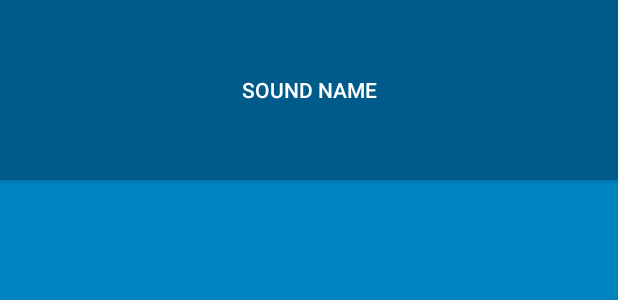
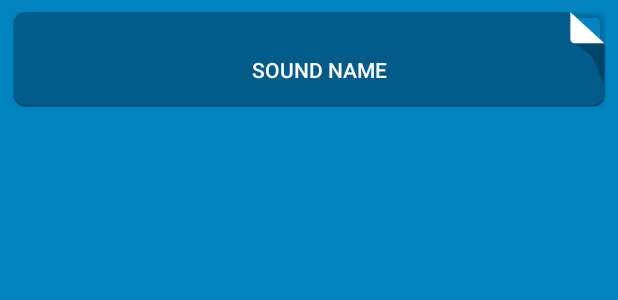
Before and after one commit to Herbert77/AndroidProgrammingGuide_SampleCode, an Android app: the layout list_item_sound.xml on its own in the app's theme, with its tools: preview values and no code run, on a phone screen of 412 x 824 dp. Shown: the top 300 px of the screen. Run offline under Robolectric (Android 15) with nearby library versions, the phone set to English and light mode, and no system bars.

Commit message:
Chapter 22 源码示例提交。
1、xml drawable，在安卓中，凡是要在屏幕上绘制的东西都可以叫作 drawable（抽象图形、Drawable 类的子类代码、位图图像）；

2、创建圆形 drawable 图像 <shape android:shape=“oval”> … ；

3、创建 state list drawable；

4、创建 layer list drawable；

5、把普通 png 转为 9-patch 图像，以实现多维度拉伸，边缘不变形的功能。

```diff
--- /dev/null
+++ b/03/app/src/main/res/drawable/button_beat_box.xml
@@ -0,0 +1,5 @@
+<?xml version="1.0" encoding="utf-8"?>
+<selector xmlns:android="http://schemas.android.com/apk/res/android">
+    <item android:drawable="@drawable/ic_button_beat_box_pressed" android:state_pressed="true" />
+    <item android:drawable="@drawable/ic_button_beat_box_default" android:state_pressed="false" />
+</selector>
--- /dev/null
+++ b/03/app/src/main/res/drawable/button_beat_box_normal.xml
@@ -0,0 +1,5 @@
+<?xml version="1.0" encoding="utf-8"?>
+<shape xmlns:android="http://schemas.android.com/apk/res/android"
+    android:shape="oval">
+    <solid android:color="@color/dark_blue"></solid>
+</shape>
--- a/03/app/src/main/res/layout/list_item_sound.xml
+++ b/03/app/src/main/res/layout/list_item_sound.xml
@@ -9,11 +9,19 @@
             type="com.example.beatbox.viewmodel.SoundViewModel" />
     </data>
 
-    <Button
-        style="@style/BeatBoxButton"
+    <FrameLayout
         android:layout_width="match_parent"
-        android:layout_height="120dp"
-        android:onClick="@{() -> viewModel.onButtonClicked()}"
-        android:text="@{viewModel.title}"
-        tools:text="Sound name" />
+        android:layout_height="wrap_content"
+        android:layout_margin="8dp">
+
+        <Button
+            style="@style/BeatBoxButton"
+            android:layout_width="match_parent"
+            android:layout_height="match_parent"
+            android:layout_gravity="center"
+            android:onClick="@{() -> viewModel.onButtonClicked()}"
+            android:text="@{viewModel.title}"
+            tools:text="Sound name" />
+    </FrameLayout>
+
 </layout>
--- a/03/app/src/main/res/values/themes.xml
+++ b/03/app/src/main/res/values/themes.xml
@@ -14,7 +14,9 @@
     <style name="Theme.BeatBox" parent="Base.Theme.BeatBox" />
 
     <style name="BeatBoxButton" parent="Widget.AppCompat.Button">
-        <item name="android:background">@color/dark_blue</item>
+<!--        <item name="android:background">@color/dark_blue</item>-->
+<!--        <item name="android:background">@drawable/button_beat_box_normal</item>-->
+        <item name="android:background">@drawable/button_beat_box</item>
     </style>
 
     <!-- 通过命名表示样式继承 -->
```
Also changed, not shown: 03/app/src/main/res/drawable/button_beat_box_pressed.xml (added, +16 -0 lines), 03/app/src/main/res/drawable-xxhdpi/ic_button_beat_box_default.9.png (added), 03/app/src/main/res/drawable-xxhdpi/ic_button_beat_box_pressed.9.png (added).
